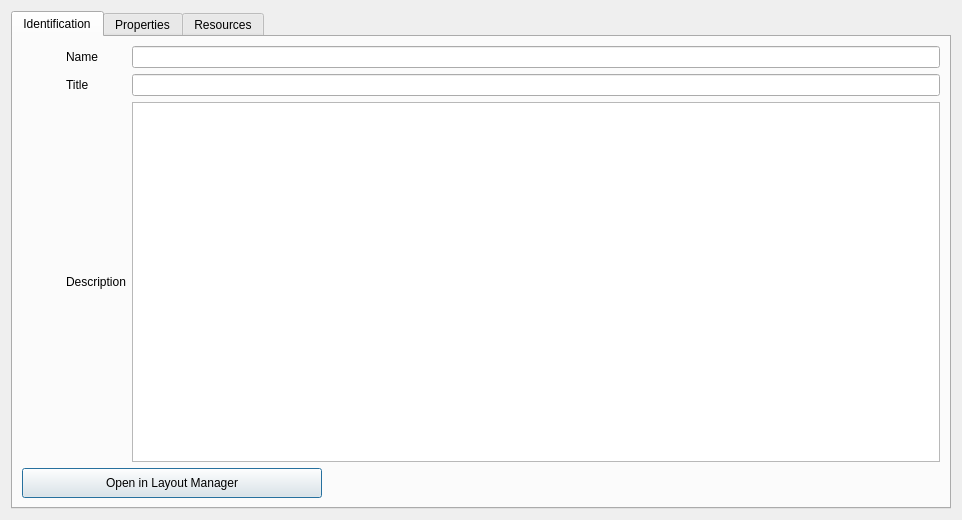
First picture: the form in src/qgis_templates_symbology/ui/template_dialog.ui, repository hotosm/qgis-templates-and-symbology-plugin, before the edit.
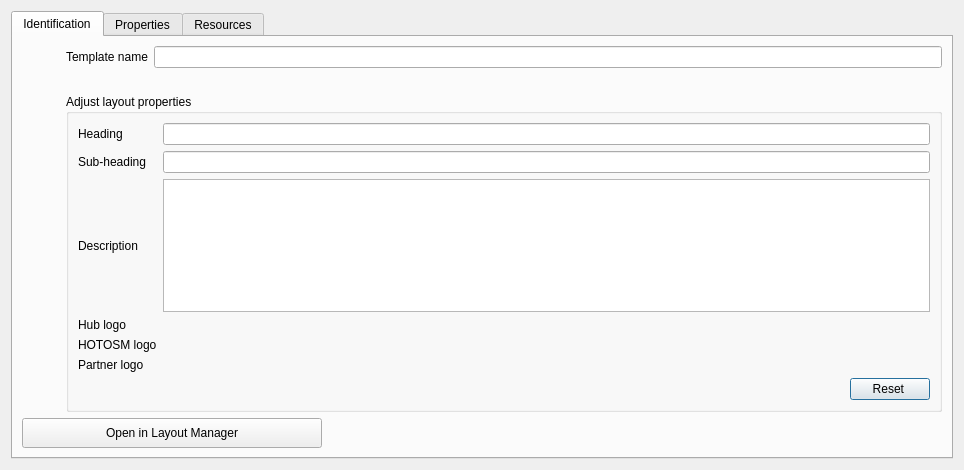
Second picture: the form after the edit. The open tabs and pages were chosen to show the change. Custom widgets are drawn as their Qt base class.

```diff
--- a/src/qgis_templates_symbology/ui/template_dialog.ui
+++ b/src/qgis_templates_symbology/ui/template_dialog.ui
@@ -6,8 +6,8 @@
    <rect>
     <x>0</x>
     <y>0</y>
-    <width>962</width>
-    <height>520</height>
+    <width>964</width>
+    <height>470</height>
    </rect>
   </property>
   <property name="windowTitle">
@@ -34,78 +34,175 @@
         <layout class="QGridLayout" name="gridLayout">
          <item row="0" column="1">
           <layout class="QGridLayout" name="gridLayout_5">
-           <item row="2" column="1">
-            <widget class="QTextEdit" name="description_le">
-             <property name="sizePolicy">
-              <sizepolicy hsizetype="Expanding" vsizetype="Expanding">
-               <horstretch>0</horstretch>
-               <verstretch>0</verstretch>
-              </sizepolicy>
-             </property>
-             <property name="toolTip">
-              <string>Detailed multi-line description to fully explain the template</string>
-             </property>
-             <property name="readOnly">
-              <bool>true</bool>
-             </property>
-            </widget>
-           </item>
-           <item row="0" column="1">
-            <widget class="QLineEdit" name="name_le">
-             <property name="toolTip">
-              <string>Template name</string>
-             </property>
-             <property name="readOnly">
-              <bool>true</bool>
-             </property>
-            </widget>
-           </item>
            <item row="0" column="0">
             <widget class="QLabel" name="name_la">
              <property name="toolTip">
               <string>Template name</string>
              </property>
              <property name="text">
-              <string>Name</string>
+              <string>Template name</string>
              </property>
             </widget>
            </item>
            <item row="1" column="1">
-            <widget class="QLineEdit" name="title_le">
-             <property name="sizePolicy">
-              <sizepolicy hsizetype="Expanding" vsizetype="Fixed">
-               <horstretch>0</horstretch>
-               <verstretch>0</verstretch>
-              </sizepolicy>
+            <spacer name="horizontalSpacer_2">
+             <property name="orientation">
+              <enum>Qt::Horizontal</enum>
              </property>
+             <property name="sizeHint" stdset="0">
+              <size>
+               <width>40</width>
+               <height>20</height>
+              </size>
+             </property>
+            </spacer>
+           </item>
+           <item row="6" column="0" colspan="2">
+            <widget class="QGroupBox" name="groupBox">
              <property name="toolTip">
-              <string>A short descriptive of the template.</string>
+              <string>Contain layout properties that can be modified.</string>
+             </property>
+             <property name="title">
+              <string>Adjust layout properties</string>
+             </property>
+             <layout class="QGridLayout" name="gridLayout_2">
+              <item row="2" column="0">
+               <widget class="QLabel" name="description_la">
+                <property name="toolTip">
+                 <string>When set it changes the layout narrative</string>
+                </property>
+                <property name="text">
+                 <string>Description</string>
+                </property>
+               </widget>
+              </item>
+              <item row="3" column="1">
+               <widget class="QgsFileWidget" name="logo_path">
+                <property name="toolTip">
+                 <string>Select the hub logo to use in the template. Logo can be from local or remote location(using http).</string>
+                </property>
+               </widget>
+              </item>
+              <item row="5" column="0">
+               <widget class="QLabel" name="label_6">
+                <property name="text">
+                 <string>Partner logo</string>
+                </property>
+               </widget>
+              </item>
+              <item row="1" column="0">
+               <widget class="QLabel" name="label_4">
+                <property name="toolTip">
+                 <string>Set the layout sub heading</string>
+                </property>
+                <property name="text">
+                 <string>Sub-heading</string>
+                </property>
+               </widget>
+              </item>
+              <item row="6" column="1">
+               <layout class="QHBoxLayout" name="horizontalLayout_2">
+                <item>
+                 <spacer name="horizontalSpacer_3">
+                  <property name="orientation">
+                   <enum>Qt::Horizontal</enum>
+                  </property>
+                  <property name="sizeHint" stdset="0">
+                   <size>
+                    <width>40</width>
+                    <height>20</height>
+                   </size>
+                  </property>
+                 </spacer>
+                </item>
+                <item>
+                 <widget class="QPushButton" name="reset_properties_btn">
+                  <property name="toolTip">
+                   <string>Reset properties values to the original template values.</string>
+                  </property>
+                  <property name="text">
+                   <string>Reset </string>
+                  </property>
+                 </widget>
+                </item>
+               </layout>
+              </item>
+              <item row="4" column="0">
+               <widget class="QLabel" name="label_5">
+                <property name="text">
+                 <string>HOTOSM logo</string>
+                </property>
+               </widget>
+              </item>
+              <item row="0" column="1">
+               <widget class="QLineEdit" name="template_title">
+                <property name="toolTip">
+                 <string>Set the layout heading</string>
+                </property>
+               </widget>
+              </item>
+              <item row="4" column="1">
+               <widget class="QgsFileWidget" name="hot_logo_path"/>
+              </item>
+              <item row="0" column="0">
+               <widget class="QLabel" name="label_2">
+                <property name="toolTip">
+                 <string>Set the layout heading</string>
+                </property>
+                <property name="text">
+                 <string>Heading</string>
+                </property>
+               </widget>
+              </item>
+              <item row="3" column="0">
+               <widget class="QLabel" name="label">
+                <property name="toolTip">
+                 <string>Select the hub logo to use in the template. Logo can be from local or remote location(using http).</string>
+                </property>
+                <property name="text">
+                 <string>Hub logo</string>
+                </property>
+               </widget>
+              </item>
+              <item row="5" column="1">
+               <widget class="QgsFileWidget" name="partner_logo_path"/>
+              </item>
+              <item row="1" column="1">
+               <widget class="QLineEdit" name="template_subheading">
+                <property name="toolTip">
+                 <string>Set the layout sub heading</string>
+                </property>
+               </widget>
+              </item>
+              <item row="2" column="1">
+               <widget class="QTextEdit" name="template_narrative">
+                <property name="sizePolicy">
+                 <sizepolicy hsizetype="Expanding" vsizetype="Expanding">
+                  <horstretch>0</horstretch>
+                  <verstretch>0</verstretch>
+                 </sizepolicy>
+                </property>
+                <property name="toolTip">
+                 <string>When set it changes the layout narrative</string>
+                </property>
+                <property name="readOnly">
+                 <bool>false</bool>
+                </property>
+               </widget>
+              </item>
+             </layout>
+            </widget>
+           </item>
+           <item row="0" column="1">
+            <widget class="QLineEdit" name="name_le">
+             <property name="toolTip">
+              <string>Template name</string>
              </property>
              <property name="readOnly">
               <bool>true</bool>
              </property>
             </widget>
            </item>
-           <item row="1" column="0">
-            <widget class="QLabel" name="title_la">
-             <property name="toolTip">
-              <string>A short descriptive of the template.</string>
-             </property>
-             <property name="text">
-              <string>Title</string>
-             </property>
-            </widget>
-           </item>
-           <item row="2" column="0">
-            <widget class="QLabel" name="description_la">
-             <property name="toolTip">
-              <string>Detailed multi-line description to fully explain the template</string>
-             </property>
-             <property name="text">
-              <string>Description</string>
-             </property>
-            </widget>
-           </item>
           </layout>
          </item>
          <item row="0" column="0">
@@ -400,6 +497,11 @@
    <header>qgsextentgroupbox.h</header>
    <container>1</container>
   </customwidget>
+  <customwidget>
+   <class>QgsFileWidget</class>
+   <extends>QWidget</extends>
+   <header>qgsfilewidget.h</header>
+  </customwidget>
  </customwidgets>
  <resources/>
  <connections/>
```
Left out of the diff: 2 changed lines with no effect on the pictures.
